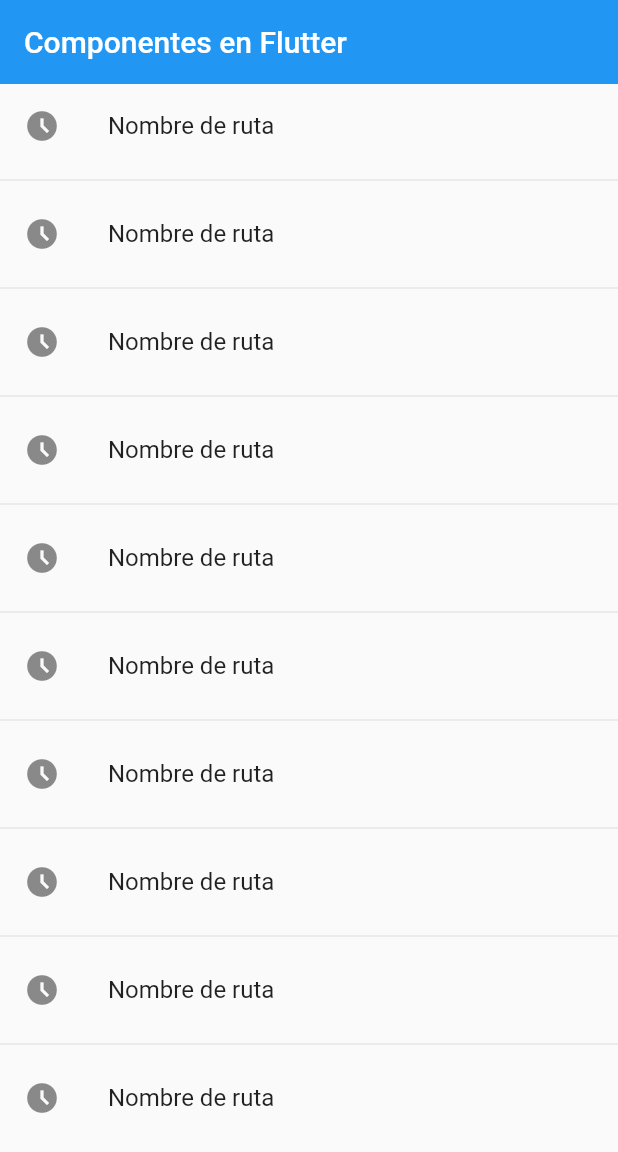
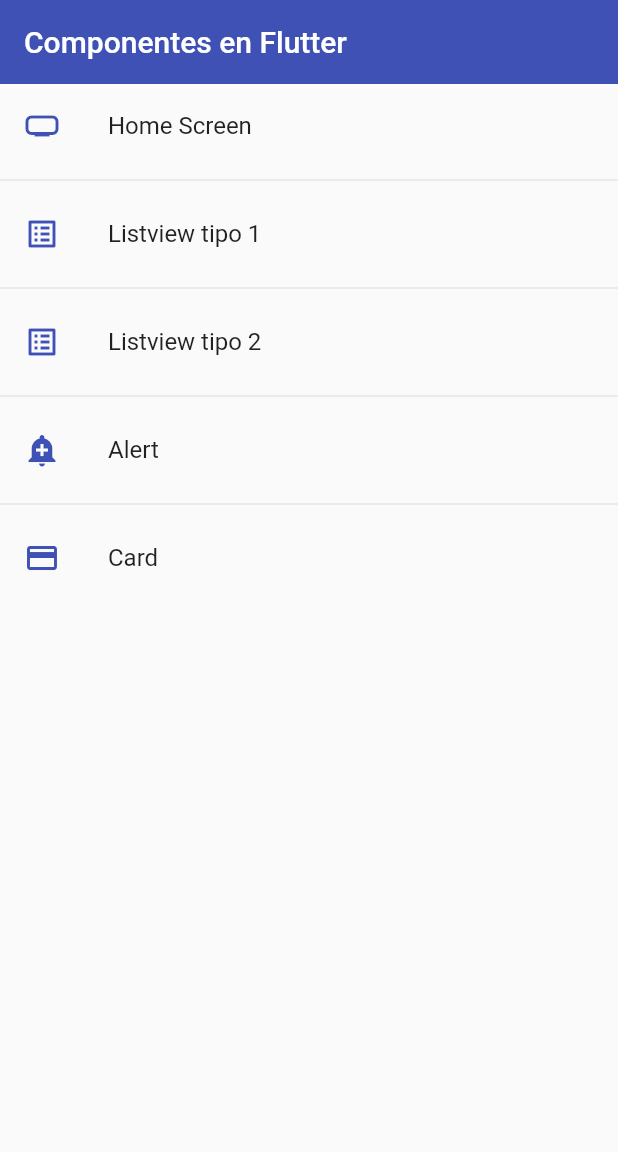
Before and after one commit to EmmanuelR12/Flutter_Components, a Flutter app: the screen it shows after launch, on a phone screen of 412 x 824 dp. Shown: the top 1152 px of the screen. Run offline on Flutter 3.47's test engine with Material 2 defaults, Android fonts, the phone set to English and light mode, and no system bars.

```diff
--- a/lib/main.dart
+++ b/lib/main.dart
@@ -1,4 +1,5 @@
 import 'package:fl_components/router/app_routes.dart';
+import 'package:fl_components/theme/app_theme.dart';
 import 'package:flutter/material.dart';
 
 void main() => runApp(const MyApp());
@@ -13,7 +14,8 @@ class MyApp extends StatelessWidget {
         title: 'Material App',
         //home: const Listview2Screen(),
         initialRoute: AppRoutes.initalRoute,
-        routes: AppRoutes.routes,
-        onGenerateRoute: AppRoutes.OnGenerateRoute);
+        routes: AppRoutes.getAppRoutes(),
+        onGenerateRoute: AppRoutes.OnGenerateRoute,
+        theme: AppTheme.lightTheme);
   }
 }
--- /dev/null
+++ b/lib/models/menu_options.dart
@@ -0,0 +1,14 @@
+import 'package:flutter/material.dart';
+
+class MenuOption {
+  final String route;
+  final IconData icon;
+  final String name;
+  final Widget screen;
+
+  MenuOption(
+      {required this.route,
+      required this.icon,
+      required this.name,
+      required this.screen});
+}
--- /dev/null
+++ b/lib/models/models.dart
@@ -0,0 +1 @@
+export 'package:fl_components/models/menu_options.dart';
--- a/lib/router/app_routes.dart
+++ b/lib/router/app_routes.dart
@@ -1,3 +1,4 @@
+import 'package:fl_components/models/models.dart';
 import 'package:flutter/material.dart';
 
 import '../screens/screens.dart';
@@ -5,13 +6,49 @@ import '../screens/screens.dart';
 class AppRoutes {
   static const initalRoute = 'home';
 
-  static Map<String, Widget Function(BuildContext)> routes = {
-    'home': (BuildContext context) => const HomeScreen(),
-    'listview1': (BuildContext context) => const Listview1Screen(),
-    'listview2': (BuildContext context) => const Listview2Screen(),
-    'alert': (BuildContext context) => const AlertScreen(),
-    'card': (BuildContext context) => const CardScreen(),
-  };
+  static final menuOptions = <MenuOption>[
+    MenuOption(
+        route: 'home',
+        name: 'Home Screen',
+        screen: const HomeScreen(),
+        icon: Icons.home_max),
+    MenuOption(
+        route: 'listview1',
+        name: 'Listview tipo 1',
+        screen: const Listview1Screen(),
+        icon: Icons.list_alt),
+    MenuOption(
+        route: 'listview2',
+        name: 'Listview tipo 2',
+        screen: const Listview2Screen(),
+        icon: Icons.list_alt_outlined),
+    MenuOption(
+        route: 'alert',
+        name: 'Alert',
+        screen: const AlertScreen(),
+        icon: Icons.add_alert),
+    MenuOption(
+        route: 'card',
+        name: 'Card',
+        screen: const CardScreen(),
+        icon: Icons.credit_card),
+  ];
+
+  static Map<String, Widget Function(BuildContext)> getAppRoutes() {
+    Map<String, Widget Function(BuildContext)> appRoutes = {};
+
+    for (final option in menuOptions) {
+      appRoutes.addAll({option.route: (BuildContext context) => option.screen});
+    }
+    return appRoutes;
+  }
+  // static Map<String, Widget Function(BuildContext)> routes = {
+  //   'home': (BuildContext context) => const HomeScreen(),
+  //   'listview1': (BuildContext context) => const Listview1Screen(),
+  //   'listview2': (BuildContext context) => const Listview2Screen(),
+  //   'alert': (BuildContext context) => const AlertScreen(),
+  //   'card': (BuildContext context) => const CardScreen(),
+  // };
 
   static Route<dynamic> OnGenerateRoute(RouteSettings settings) {
     return MaterialPageRoute(
--- a/lib/screens/home_screen.dart
+++ b/lib/screens/home_screen.dart
@@ -1,4 +1,6 @@
-import 'package:fl_components/screens/screens.dart';
+import 'package:fl_components/models/menu_options.dart';
+import 'package:fl_components/router/app_routes.dart';
+import 'package:fl_components/theme/app_theme.dart';
 import 'package:flutter/material.dart';
 
 class HomeScreen extends StatelessWidget {
@@ -6,23 +8,24 @@ class HomeScreen extends StatelessWidget {
 
   @override
   Widget build(BuildContext context) {
+    final menuOption = AppRoutes.menuOptions;
     return Scaffold(
         appBar: AppBar(
           title: const Text('Componentes en Flutter'),
-          elevation: 0,
         ),
         body: ListView.separated(
             itemBuilder: (context, index) => ListTile(
-                  leading: const Icon(Icons.access_time_filled_outlined),
-                  title: const Text('Nombre de ruta'),
+                  leading:
+                      Icon(menuOption[index].icon, color: AppTheme.primary),
+                  title: Text(menuOption[index].name),
                   onTap: () {
                     //final route = MaterialPageRoute(
                     //    builder: (context) => Listview1Screen());
                     //Navigator.push(context, route);
-                    Navigator.pushNamed(context, 'listview1');
+                    Navigator.pushNamed(context, menuOption[index].route);
                   },
                 ),
             separatorBuilder: (_, __) => const Divider(),
-            itemCount: 10));
+            itemCount: menuOption.length));
   }
 }
--- a/lib/screens/listview2_screen.dart
+++ b/lib/screens/listview2_screen.dart
@@ -14,8 +14,6 @@ class Listview2Screen extends StatelessWidget {
     return Scaffold(
         appBar: AppBar(
           title: const Text('ListView Tipo 2'),
-          elevation: 0,
-          backgroundColor: Colors.indigo,
         ),
         body: ListView.separated(
           itemBuilder: (context, index) => ListTile(
--- /dev/null
+++ b/lib/theme/app_theme.dart
@@ -0,0 +1,15 @@
+import 'package:flutter/material.dart';
+
+class AppTheme {
+  static const Color primary = Colors.indigo;
+  static final ThemeData lightTheme = ThemeData.light().copyWith(
+      primaryColor: primary,
+      appBarTheme: const AppBarTheme(color: primary, elevation: 0),
+      textButtonTheme:
+          TextButtonThemeData(style: TextButton.styleFrom(primary: primary)));
+
+  static final ThemeData darkTheme = ThemeData.dark().copyWith(
+      primaryColor: primary,
+      appBarTheme: const AppBarTheme(color: primary, elevation: 0),
+      scaffoldBackgroundColor: Colors.black);
+}
--- /dev/null
+++ b/lib/widgets/widgets.dart
@@ -0,0 +1 @@
+export 'package:fl_components/widgets/custo_card_type_1.dart';
```
Also changed, not shown: lib/screens/card_screen.dart (+9 -5 lines), lib/widgets/custo_card_type_1.dart (added, +40 -0 lines).
